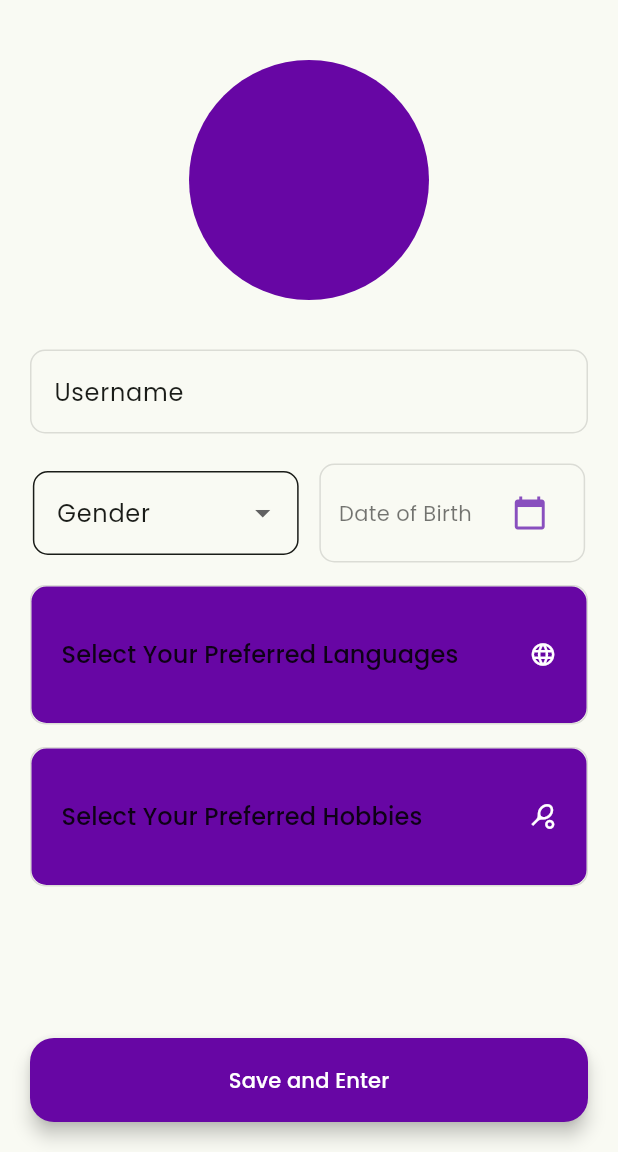
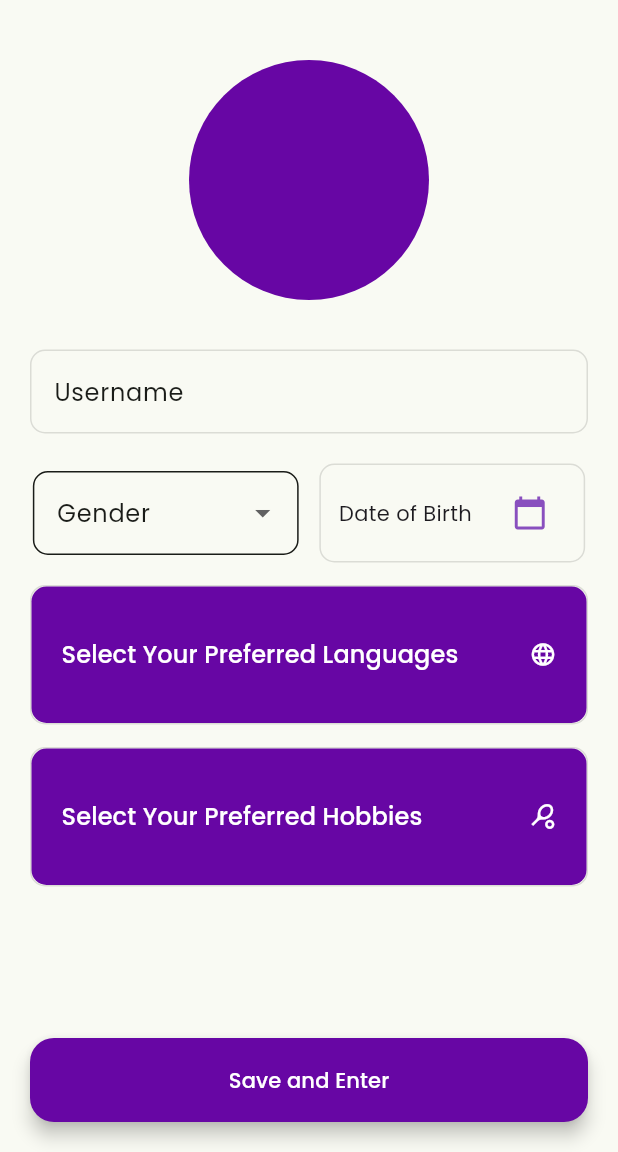
Before and after one commit to BFriends-inc/BFriends-app, a Flutter app: the ProfileSetupScreen screen opened directly, on a phone screen of 412 x 824 dp, the part 84-1236 px from its top. Run offline on Flutter 3.47's test engine with Material 3 defaults, Android fonts, the phone set to English and light mode, and no system bars; our stand-ins replace auto_size_text, go_router, google_fonts, icons_plus.

Commit message:
fixed page color

```diff
--- a/lib/pages/profile_setup_page.dart
+++ b/lib/pages/profile_setup_page.dart
@@ -128,19 +128,20 @@ class _ProfileSetupScreenState extends State<ProfileSetupScreen> {
 
   @override
   Widget build(BuildContext context) {
+    final theme = Theme.of(context);
     return Scaffold(
       appBar: AppBar(
-        backgroundColor: lightColorScheme.secondary,
+        backgroundColor: theme.colorScheme.secondary,
         elevation: 0,
-        title: const Text(
+        title: Text(
           'SETUP YOUR PROFILE',
           style: TextStyle(
             fontSize: 25.0,
             fontWeight: FontWeight.w700,
-            color: Color(0xFFF9FAF3),
+            color: theme.colorScheme.onSecondary,
           ),
         ),
-        iconTheme: const IconThemeData(color: Colors.white),
+        iconTheme: IconThemeData(color: theme.colorScheme.onSecondary),
       ),
       body: SingleChildScrollView(
         child: Padding(
@@ -166,18 +167,18 @@ class _ProfileSetupScreenState extends State<ProfileSetupScreen> {
                   decoration: InputDecoration(
                     label: const Text('Username'),
                     hintText: 'Input Username',
-                    hintStyle: const TextStyle(
-                      color: Colors.black26,
+                    hintStyle: TextStyle(
+                      color: theme.colorScheme.onTertiaryContainer,
                     ),
                     border: OutlineInputBorder(
-                      borderSide: const BorderSide(
-                        color: Colors.black12,
+                      borderSide: BorderSide(
+                        color: theme.colorScheme.tertiaryContainer,
                       ),
                       borderRadius: BorderRadius.circular(10),
                     ),
                     enabledBorder: OutlineInputBorder(
-                      borderSide: const BorderSide(
-                        color: Colors.black12,
+                      borderSide: BorderSide(
+                        color: theme.colorScheme.tertiaryContainer,
                       ),
                       borderRadius: BorderRadius.circular(10),
                     ),
@@ -199,8 +200,8 @@ class _ProfileSetupScreenState extends State<ProfileSetupScreen> {
                           decoration: InputDecoration(
                             labelText: 'Gender',
                             border: OutlineInputBorder(
-                              borderSide: const BorderSide(
-                                color: Colors.black12,
+                              borderSide: BorderSide(
+                                color: theme.colorScheme.tertiaryContainer,
                               ),
                               borderRadius: BorderRadius.circular(10),
                             ),
@@ -224,7 +225,7 @@ class _ProfileSetupScreenState extends State<ProfileSetupScreen> {
                           child: Container(
                             decoration: BoxDecoration(
                               border: Border.all(
-                                color: Colors.black12,
+                                color: theme.colorScheme.tertiaryContainer,
                               ),
                               borderRadius: BorderRadius.circular(10),
                             ),
@@ -239,15 +240,12 @@ class _ProfileSetupScreenState extends State<ProfileSetupScreen> {
                                   _selectedDate == null
                                       ? 'Date of Birth'
                                       : '${_selectedDate!.day.toString().padLeft(2, '0')}/${_selectedDate!.month.toString().padLeft(2, '0')}/${_selectedDate!.year}',
-                                  style: const TextStyle(
-                                    color: Colors.black54,
-                                  ),
                                 ),
                                 IconButton(
                                   onPressed: _presentDatePicker,
                                   icon: Icon(
                                     Icons.calendar_today,
-                                    color: lightColorScheme.tertiary,
+                                    color: theme.colorScheme.tertiary,
                                   ),
                                 ),
                               ],
@@ -270,7 +268,7 @@ class _ProfileSetupScreenState extends State<ProfileSetupScreen> {
                             Container(
                               decoration: BoxDecoration(
                                 border: Border.all(
-                                  color: Colors.black12,
+                                  color: theme.colorScheme.tertiaryContainer,
                                   width: 1.0,
                                 ),
                                 borderRadius: BorderRadius.circular(10),
@@ -288,19 +286,19 @@ class _ProfileSetupScreenState extends State<ProfileSetupScreen> {
                                     vertical: 16.0,
                                     horizontal: 0,
                                   ),
-                                  child: const Row(
+                                  child: Row(
                                     mainAxisAlignment:
                                         MainAxisAlignment.spaceBetween,
                                     children: [
                                       Text(
                                         'Select Your Preferred Languages',
                                         style: TextStyle(
-                                          color: Colors.black87,
+                                          color: theme.colorScheme.onPrimary,
                                           fontSize: 16,
                                         ),
                                       ),
-                                      SizedBox(width: 20),
-                                      Icon(Icons.language),
+                                      const SizedBox(width: 20),
+                                      const Icon(Icons.language),
                                     ],
                                   ),
                                 ),
@@ -332,7 +330,7 @@ class _ProfileSetupScreenState extends State<ProfileSetupScreen> {
                             Container(
                               decoration: BoxDecoration(
                                 border: Border.all(
-                                  color: Colors.black12,
+                                  color: theme.colorScheme.tertiaryContainer,
                                   width: 1.0,
                                 ),
                                 borderRadius: BorderRadius.circular(10),
@@ -350,19 +348,19 @@ class _ProfileSetupScreenState extends State<ProfileSetupScreen> {
                                     vertical: 16.0,
                                     horizontal: 0,
                                   ),
-                                  child: const Row(
+                                  child: Row(
                                     mainAxisAlignment:
                                         MainAxisAlignment.spaceBetween,
                                     children: [
                                       Text(
                                         'Select Your Preferred Hobbies',
                                         style: TextStyle(
-                                          color: Colors.black87,
+                                          color: theme.colorScheme.onPrimary,
                                           fontSize: 16,
                                         ),
                                       ),
-                                      SizedBox(width: 20),
-                                      Icon(Icons.sports_tennis),
+                                      const SizedBox(width: 20),
+                                      const Icon(Icons.sports_tennis),
                                     ],
                                   ),
                                 ),
--- a/lib/theme/theme.dart
+++ b/lib/theme/theme.dart
@@ -8,7 +8,7 @@ const lightColorScheme = ColorScheme(
   secondary: Color.fromARGB(255, 57, 26, 120),
   onSecondary: Color.fromARGB(255, 255, 255, 255),
   tertiary: Color.fromARGB(255, 137, 79, 190),
-  tertiaryContainer: Colors.black12,
+  tertiaryContainer: Colors.black12, //for text box
   onTertiaryContainer: Colors.black26,
   error: Color(0xFFBA1A1A),
   onError: Color(0xFFFFFFFF),
```
Also changed, not shown: lib/pages/email_verification_page.dart (+20 -11 lines), lib/pages/forget_passsword_page.dart (+17 -13 lines).
